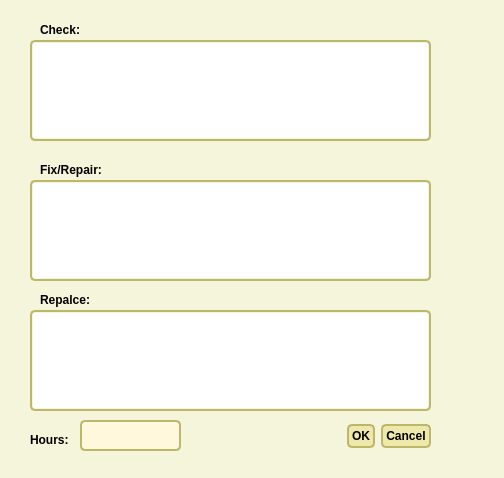
Above: new_start/UI_File/Labour.ui from maximustann/Bing_project before the change. Below: the same form after it.
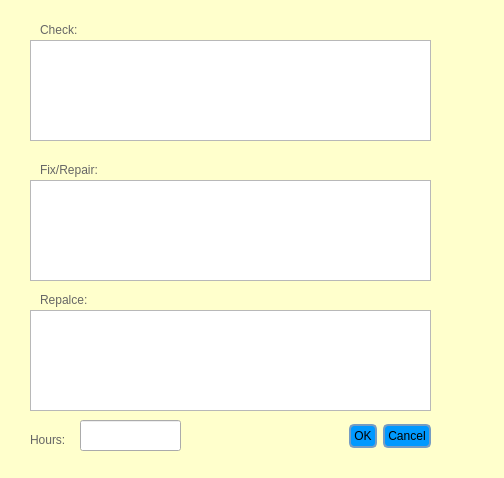
That is the form after the change.

The edit to the form file:
```diff
--- a/new_start/UI_File/Labour.ui
+++ b/new_start/UI_File/Labour.ui
@@ -15,114 +15,59 @@
   </property>
   <property name="styleSheet">
    <string notr="true">#Dialog {
-   background-color: beige;
+   background-color: rgb(255, 255, 204);
+   color: #cccccc;
 }
-
-/* Nice Windows-XP-style password character. */
-QLineEdit[echoMode=&quot;2&quot;] {
-    lineedit-password-character: 9679;
+QComboBox {
+	background-color:rgb(153, 204, 255);
 }
-
-/* We provide a min-width and min-height for push buttons
-   so that they look elegant regardless of the width of the text. */
 QPushButton {
-    background-color: palegoldenrod;
+    background-color: rgb(0, 153, 255);
     border-width: 2px;
-    border-color: darkkhaki;
+    border-color: rgb(117, 156, 195);
     border-style: solid;
     border-radius: 5;
     padding: 3px;
     min-width: 9ex;
     min-height: 2.5ex;
+	alternate-background-color: rgb(220, 220, 220);
 }
 
 QPushButton:hover {
    background-color: khaki;
 }
-
-/* Increase the padding, so the text is shifted when the button is
-   pressed. */
-QPushButton:pressed {
-    padding-left: 5px;
-    padding-top: 5px;
-    background-color: #d0d67c;
-}
-
-QLabel, QAbstractButton {
-    font: bold;
-}
-
-/* Mark mandatory fields with a brownish color. */
-.mandatory {
-    color: brown;
-}
-
-/* Bold text on status bar looks awful. */
-QStatusBar QLabel {
-   font: normal;
-}
-
-QStatusBar::item {
-    border-width: 1;
-    border-color: darkkhaki;
-    border-style: solid;
-    border-radius: 2;
-}
-
-QComboBox, QLineEdit, QSpinBox, QTextEdit, QListView {
-    background-color: cornsilk;
-    selection-color: #0a214c; 
-    selection-background-color: #C19A6B;
-}
-
+QTreeView {
+   background-color: #666666;
+   color: #cccccc;
+   alternate-background-color: #333333;
+} 
 QListView {
-    show-decoration-selected: 1;
+   background-color: #333333;
+   color: #cccccc;
 }
-
-QListView::item:hover {
-    background-color: wheat;
+QTextEdit {
+   background-color: rgb(244, 246, 255);
+   color: #cccccc;
 }
-
-/* We reserve 1 pixel space in padding. When we get the focus,
-   we kill the padding and enlarge the border. This makes the items
-   glow. */
-QLineEdit, QFrame {
-    border-width: 2px;
-    padding: 1px;
-    border-style: solid;
-    border-color: darkkhaki;
-    border-radius: 5px;
+QScrollBar:horizontal {
+   height: 20px;
 }
-
-/* As mentioned above, eliminate the padding and increase the border. */
-QLineEdit:focus, QFrame:focus {
-    border-width: 3px;
-    padding: 0px;
+QScrollBar:vertical {
+   width: 20px;
 }
-
-/* A QLabel is a QFrame ... */
+QTabWidget::pane {
+   border-top: 2px solid #cccccc;
+}
 QLabel {
-    border: none;
-    padding: 0;
-    background: none;
+   color: rgb(102, 102, 102); 
 }
 
-/* A QToolTip is a QLabel ... */
-QToolTip {
-    border: 2px solid darkkhaki;
-    padding: 5px;
-    border-radius: 3px;
-    opacity: 200;
+QCheckBox {
+   color: white; 
 }
 
-/* Nice to have the background color change when hovered. */
-QRadioButton:hover, QCheckBox:hover {
-    background-color: wheat;
-}
-
-/* Force the dialog's buttons to follow the Windows guidelines. */
-QDialogButtonBox {
-    button-layout: 0;
+QRadioButton{
+   color:white;
 }</string>
   </property>
   <widget class="QDialogButtonBox" name="buttonBox">
```
Left out of the diff: 2 changed lines with no effect on the pictures.
